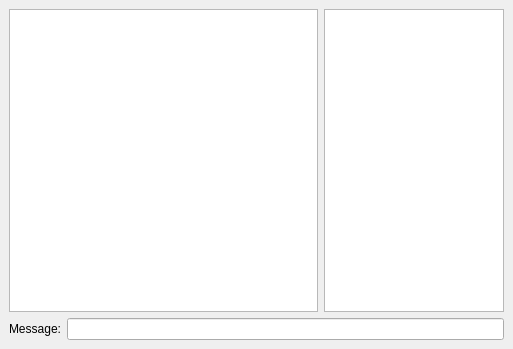
Qt form chatdialog.ui (DmiAS/udp_chat) before a commit.
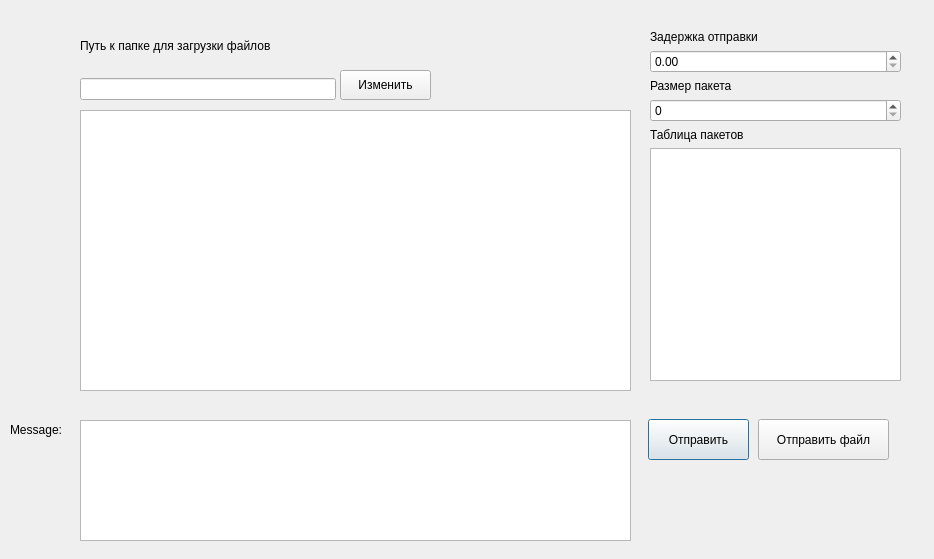
The same form after that commit.

The edit to the form file:
```diff
--- a/chatdialog.ui
+++ b/chatdialog.ui
@@ -1,79 +1,166 @@
 <?xml version="1.0" encoding="UTF-8"?>
 <ui version="4.0" >
  <class>ChatDialog</class>
- <widget class="QDialog" name="ChatDialog" >
-  <property name="geometry" >
+ <widget class="QDialog" name="ChatDialog">
+  <property name="geometry">
    <rect>
     <x>0</x>
     <y>0</y>
-    <width>513</width>
-    <height>349</height>
+    <width>934</width>
+    <height>559</height>
    </rect>
   </property>
   <property name="windowTitle" >
    <string>Chat</string>
   </property>
-  <layout class="QVBoxLayout" >
-   <property name="margin" >
-    <number>9</number>
+  <widget class="QLabel" name="label_4">
+   <property name="geometry">
+    <rect>
+     <x>10</x>
+     <y>420</y>
+     <width>68</width>
+     <height>19</height>
+    </rect>
    </property>
-   <property name="spacing" >
-    <number>6</number>
+   <property name="text">
+    <string>Message:</string>
    </property>
-   <item>
-    <layout class="QHBoxLayout" >
-     <property name="margin" >
-      <number>0</number>
-     </property>
-     <property name="spacing" >
-      <number>6</number>
-     </property>
-     <item>
-      <widget class="QTextEdit" name="textEdit" >
-       <property name="focusPolicy" >
-        <enum>Qt::NoFocus</enum>
-       </property>
-       <property name="readOnly" >
-        <bool>true</bool>
-       </property>
-      </widget>
-     </item>
-     <item>
-      <widget class="QListWidget" name="listWidget" >
-       <property name="maximumSize" >
-        <size>
-         <width>180</width>
-         <height>16777215</height>
-        </size>
-       </property>
-       <property name="focusPolicy" >
-        <enum>Qt::NoFocus</enum>
-       </property>
-      </widget>
-     </item>
-    </layout>
-   </item>
-   <item>
-    <layout class="QHBoxLayout" >
-     <property name="margin" >
-      <number>0</number>
-     </property>
-     <property name="spacing" >
-      <number>6</number>
-     </property>
-     <item>
-      <widget class="QLabel" name="label" >
-       <property name="text" >
-        <string>Message:</string>
-       </property>
-      </widget>
-     </item>
-     <item>
-      <widget class="QLineEdit" name="lineEdit" />
-     </item>
-    </layout>
-   </item>
-  </layout>
+  </widget>
+  <widget class="QTextEdit" name="msg_line">
+   <property name="geometry">
+    <rect>
+     <x>80</x>
+     <y>420</y>
+     <width>551</width>
+     <height>121</height>
+    </rect>
+   </property>
+  </widget>
+  <widget class="QPushButton" name="send_msg">
+   <property name="geometry">
+    <rect>
+     <x>648</x>
+     <y>419</y>
+     <width>101</width>
+     <height>41</height>
+    </rect>
+   </property>
+   <property name="text">
+    <string>Отправить</string>
+   </property>
+  </widget>
+  <widget class="QPushButton" name="send_file">
+   <property name="geometry">
+    <rect>
+     <x>758</x>
+     <y>419</y>
+     <width>131</width>
+     <height>41</height>
+    </rect>
+   </property>
+   <property name="text">
+    <string>Отправить файл</string>
+   </property>
+  </widget>
+  <widget class="QWidget" name="verticalLayoutWidget_4">
+   <property name="geometry">
+    <rect>
+     <x>650</x>
+     <y>30</y>
+     <width>251</width>
+     <height>351</height>
+    </rect>
+   </property>
+   <layout class="QVBoxLayout" name="verticalLayout_4">
+    <item>
+     <layout class="QVBoxLayout" name="verticalLayout_3">
+      <item>
+       <widget class="QLabel" name="label_3">
+        <property name="text">
+         <string>Задержка отправки</string>
+        </property>
+       </widget>
+      </item>
+      <item>
+       <widget class="QDoubleSpinBox" name="latency"/>
+      </item>
+     </layout>
+    </item>
+    <item>
+     <layout class="QVBoxLayout" name="verticalLayout_2">
+      <item>
+       <widget class="QLabel" name="label_2">
+        <property name="text">
+         <string>Размер пакета</string>
+        </property>
+       </widget>
+      </item>
+      <item>
+       <widget class="QSpinBox" name="packet"/>
+      </item>
+     </layout>
+    </item>
+    <item>
+     <layout class="QVBoxLayout" name="verticalLayout">
+      <item>
+       <widget class="QLabel" name="label_5">
+        <property name="text">
+         <string>Таблица пакетов</string>
+        </property>
+       </widget>
+      </item>
+      <item>
+       <widget class="QTableWidget" name="table"/>
+      </item>
+     </layout>
+    </item>
+   </layout>
+  </widget>
+  <widget class="QTextEdit" name="win">
+   <property name="geometry">
+    <rect>
+     <x>80</x>
+     <y>110</y>
+     <width>551</width>
+     <height>281</height>
+    </rect>
+   </property>
+  </widget>
+  <widget class="QWidget" name="verticalLayoutWidget_5">
+   <property name="geometry">
+    <rect>
+     <x>80</x>
+     <y>20</y>
+     <width>256</width>
+     <height>80</height>
+    </rect>
+   </property>
+   <layout class="QVBoxLayout" name="verticalLayout_5">
+    <item>
+     <widget class="QLabel" name="label">
+      <property name="text">
+       <string>Путь к папке для загрузки файлов</string>
+      </property>
+     </widget>
+    </item>
+    <item>
+     <widget class="QLineEdit" name="lineEdit"/>
+    </item>
+   </layout>
+  </widget>
+  <widget class="QPushButton" name="dir_change">
+   <property name="geometry">
+    <rect>
+     <x>340</x>
+     <y>70</y>
+     <width>91</width>
+     <height>30</height>
+    </rect>
+   </property>
+   <property name="text">
+    <string>Изменить</string>
+   </property>
+  </widget>
  </widget>
  <resources/>
  <connections/>
```
Left out of the diff: 4 changed lines with no effect on the pictures.
